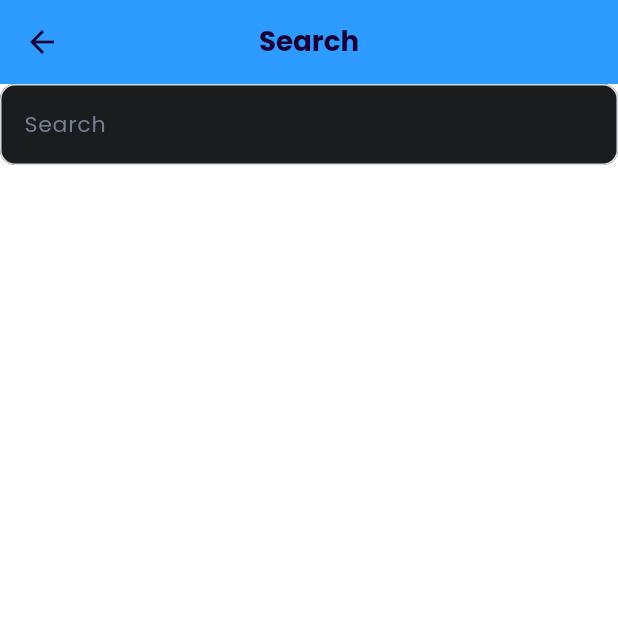
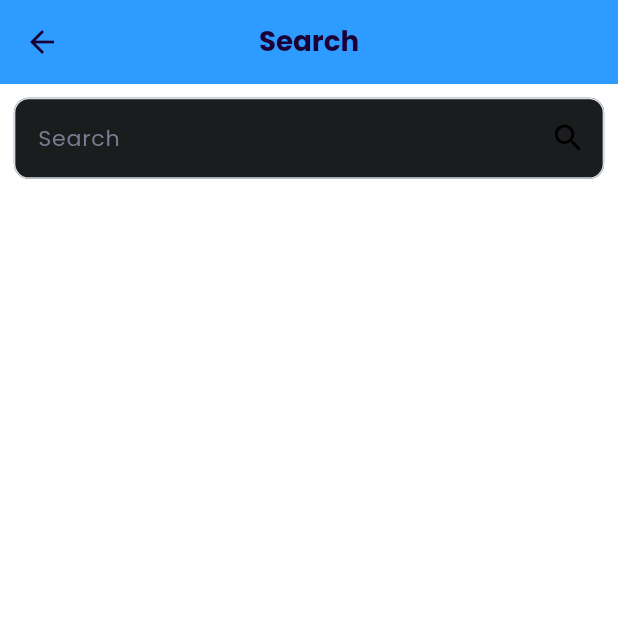
Before and after one commit to hassaan-112/Gallery_app, a Flutter app: the SearchScreen screen opened by its route, on a phone screen of 412 x 824 dp, the top half of it. Run offline on Flutter 3.47's test engine with Material 3 defaults, Android fonts, the phone set to English and light mode, and no system bars; our stand-ins replace flutter_screenutil, flutter_svg, fluttertoast, get, google_fonts, image_picker.

Commit message:
added search screen

```diff
--- a/lib/res/components/TextFormFieldComponent.dart
+++ b/lib/res/components/TextFormFieldComponent.dart
@@ -12,6 +12,8 @@ class TextFormFieldComponent extends StatefulWidget {
   final FormFieldSetter onSubmited;
   final bool enabled, autoFocus;
   final Function onTapedOutside;
+  final suffixIcon;
+  final suffixIconbuttonfunction;
 
   const TextFormFieldComponent({super.key,
     required this.hintText,
@@ -23,7 +25,9 @@ class TextFormFieldComponent extends StatefulWidget {
     required this.onSubmited,
     this.enabled=true,
     this.autoFocus=false,
-    required this.onTapedOutside
+    required this.onTapedOutside,
+    this.suffixIcon=null,
+    this.suffixIconbuttonfunction=null,
   });
 
   @override
@@ -42,16 +46,19 @@ class _TextFormFieldComponentState extends State<TextFormFieldComponent> {
       focusNode: widget.focusNode,
       enabled: widget.enabled,
       autofocus: widget.autoFocus,
+
       onTapOutside: (event){
         widget.onTapedOutside(event);
       },
       decoration: InputDecoration(
+        suffixIcon:IconButton(onPressed: widget.suffixIconbuttonfunction, icon: Icon(widget.suffixIcon)),
         hintText: widget.hintText,
         border: OutlineInputBorder(),
         focusedBorder: border(AppColors.borderGrey),
         enabledBorder: border(AppColors.borderGrey),
         errorBorder: border(AppColors.negativeRed),
         focusedErrorBorder: border(AppColors.negativeRed),
+
       ),
     );
   }
--- a/lib/view/searchScreen.dart
+++ b/lib/view/searchScreen.dart
@@ -20,9 +20,12 @@ class _SearchScreenState extends State<SearchScreen> {
         title: Text("search".tr),
         centerTitle: true,
       ),
-      body: Column(children: [
-        TextFormFieldComponent(hintText: "search".tr, controller: searchVM.controller.value, keyboardType: TextInputType.text, focusNode: searchVM.focusNode.value, validator: (value){}, onSubmited: (value){}, onTapedOutside: (){ searchVM.focusNode.value.unfocus(); })
-      ],)
+      body: Padding(
+        padding:EdgeInsets.all(10.r),
+        child: Column(children: [
+          TextFormFieldComponent(hintText: "search".tr, controller: searchVM.controller.value, keyboardType: TextInputType.text, focusNode: searchVM.focusNode.value, validator: (value){}, onSubmited: (value){}, onTapedOutside: (val){ searchVM.focusNode.value.unfocus(); },suffixIcon: Icons.search,suffixIconbuttonfunction: (){},)
+        ],),
+      )
     );
   }
 }
```
